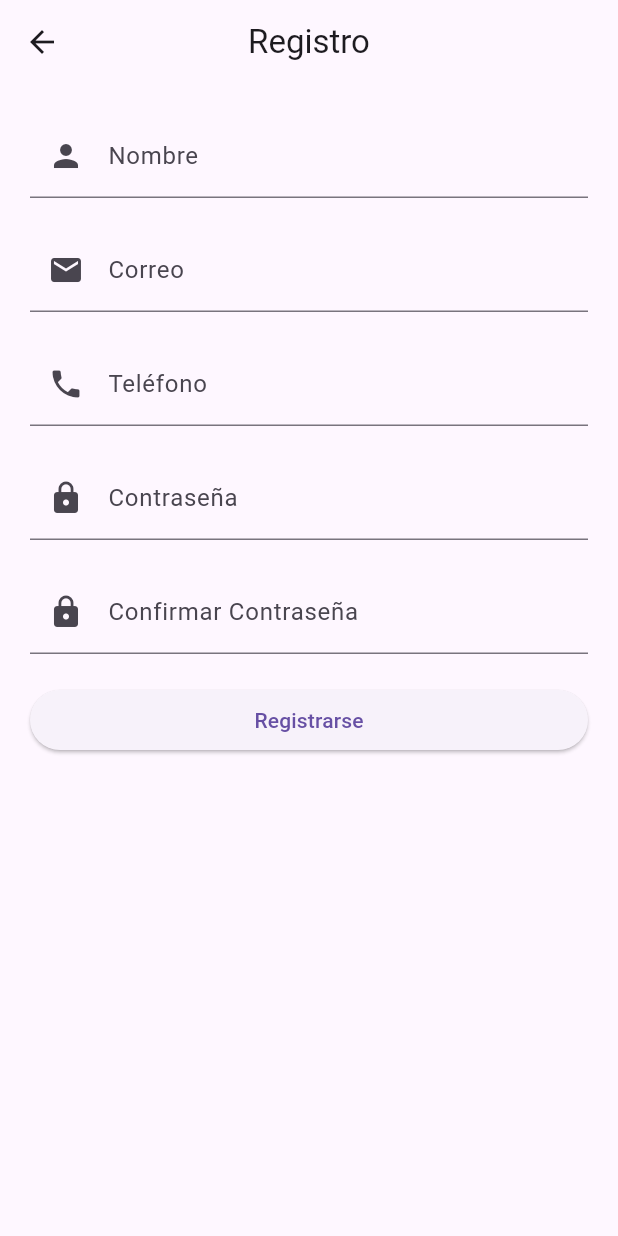
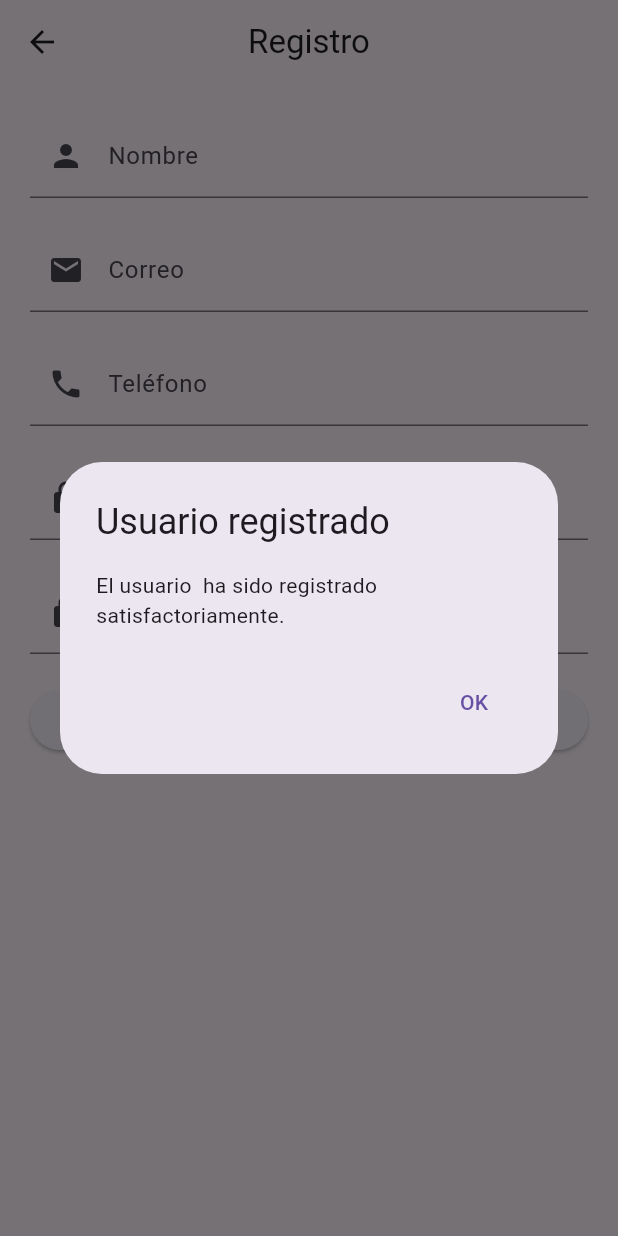
Before and after one commit to EriyesPz/App-Autenticacion, a Flutter app: the PantallaRegistro screen opened directly, after a tap on "Registrarse", on a phone screen of 412 x 824 dp. Run offline on Flutter 3.47's test engine with Material 3 defaults, Android fonts, the phone set to English and light mode, and no system bars.

Commit message:
Ventanas Emergentes

```diff
--- a/lib/registro_pantalla.dart
+++ b/lib/registro_pantalla.dart
@@ -25,7 +25,7 @@ class _PantallaRegistroState extends State<PantallaRegistro> {
   TextEditingController _contrasenaController = TextEditingController();
   TextEditingController _confirmarContrasenaController = TextEditingController();
 
-  void _registrarUsuario() {
+  void _registrarUsuario(BuildContext context) {
     String nombre = _nombreController.text;
     String correo = _correoController.text;
     String telefono = _telefonoController.text;
@@ -39,15 +39,59 @@ class _PantallaRegistroState extends State<PantallaRegistro> {
       // Agregar el nuevo usuario a la lista
       widget.listaUsuarios.add(nuevoUsuario);
 
-      // Imprimir información del nuevo usuario
-      print('Usuario registrado:');
-      print('Nombre: ${nuevoUsuario.nombre}');
-      print('Correo: ${nuevoUsuario.correo}');
-      print('Teléfono: ${nuevoUsuario.telefono}');
-      print('Contraseña: ${nuevoUsuario.contrasena}');
+      // Mostrar mensaje emergente
+      showDialog(
+        context: context,
+        builder: (BuildContext context) {
+          return AlertDialog(
+            title: Text('Usuario registrado'),
+            content: Text('El usuario $nombre ha sido registrado satisfactoriamente.'),
+            actions: <Widget>[
+              TextButton(
+                onPressed: () {
+                  Navigator.of(context).pop();
+                },
+                child: Text('OK'),
+              ),
+            ],
+          );
+        },
+      );
+
+      // Limpiar los campos de texto después de registrar al usuario
+      _nombreController.clear();
+      _correoController.clear();
+      _telefonoController.clear();
+      _contrasenaController.clear();
+      _confirmarContrasenaController.clear();
+
     } else {
+
+      showDialog(
+        context: context,
+        builder: (BuildContext context) {
+          return AlertDialog(
+            title: Text('Datos incorrectos'),
+            content: Text('No se ha podido registrar el usuario'),
+            actions: <Widget>[
+              TextButton(
+                onPressed: () {
+                  Navigator.of(context).pop();
+                },
+                child: Text('OK'),
+              ),
+            ],
+          );
+        },
+      );
+
       // Si las contraseñas no coinciden, mostrar un mensaje de error
-      print('Error: Las contraseñas no coinciden');
+      print('Error: Las contraseñas no coinciden');_nombreController.clear();
+      _correoController.clear();
+      _telefonoController.clear();
+      _contrasenaController.clear();
+      _confirmarContrasenaController.clear();
+
     }
   }
 
@@ -106,7 +150,7 @@ class _PantallaRegistroState extends State<PantallaRegistro> {
             ),
             SizedBox(height: 20.0),
             ElevatedButton(
-              onPressed: _registrarUsuario,
+              onPressed: () => _registrarUsuario(context),
               child: Text('Registrarse'),
             ),
           ],
```
